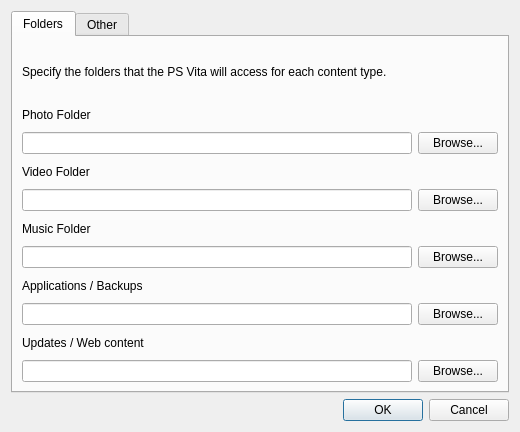
codestation/qcma, file src/forms/configwidget.ui: the form before one commit.
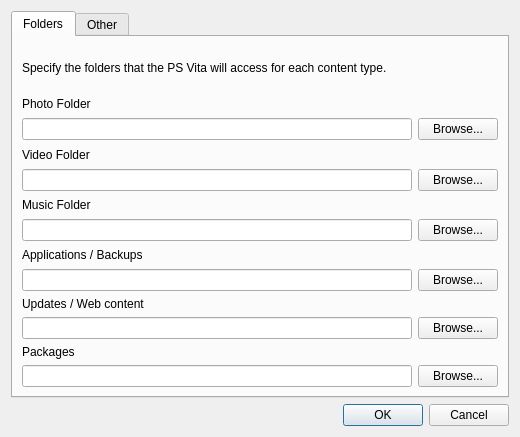
The form after the commit.

Patch:
```diff
--- a/src/forms/configwidget.ui
+++ b/src/forms/configwidget.ui
@@ -7,7 +7,7 @@
     <x>0</x>
     <y>0</y>
     <width>520</width>
-    <height>432</height>
+    <height>437</height>
    </rect>
   </property>
   <property name="windowTitle">
@@ -211,6 +211,31 @@
                </item>
               </layout>
              </item>
+             <item>
+              <layout class="QVBoxLayout" name="verticalLayout_9">
+               <item>
+                <widget class="QLabel" name="label_9">
+                 <property name="text">
+                  <string>Packages</string>
+                 </property>
+                </widget>
+               </item>
+               <item>
+                <layout class="QHBoxLayout" name="horizontalLayout">
+                 <item>
+                  <widget class="QLineEdit" name="pkgPath"/>
+                 </item>
+                 <item>
+                  <widget class="QPushButton" name="pkgBtn">
+                   <property name="text">
+                    <string>Browse...</string>
+                   </property>
+                  </widget>
+                 </item>
+                </layout>
+               </item>
+              </layout>
+             </item>
             </layout>
            </item>
           </layout>
```
